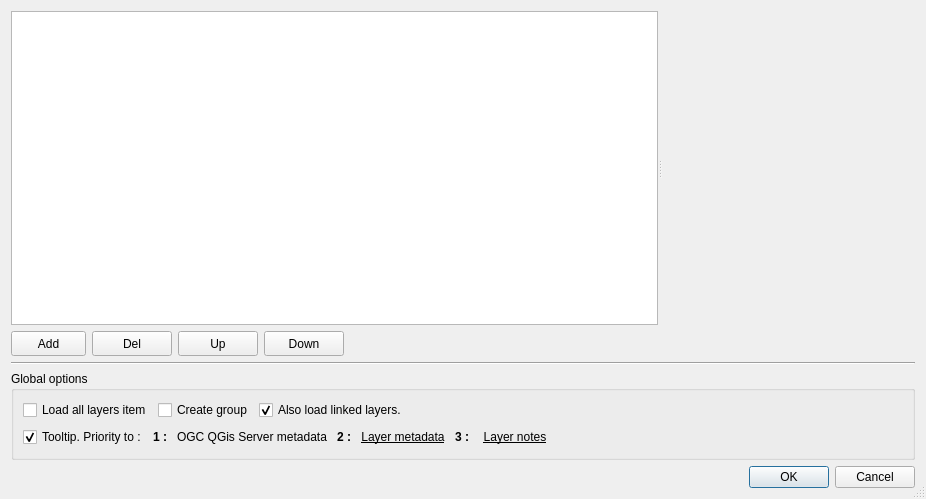
The window that menu_from_project/ui/conf_dialog.ui (aeag/MenuFromProject-Qgis-Plugin) describes before a commit, drawn with Qt 5.
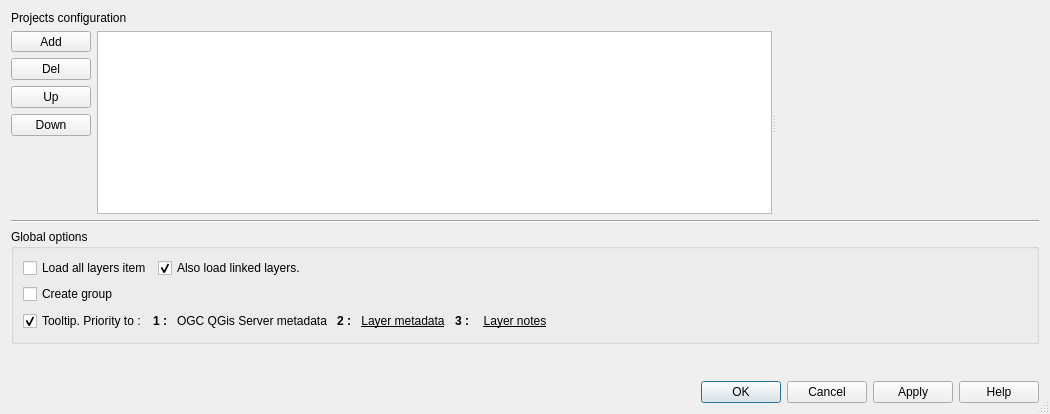
The same window after the commit. Icons and pictures are not drawn. Custom widgets are drawn as their Qt base class.

Commit message: update(ui): revamped configuration dialog following up the community workshop

Diff of the .ui file:
```diff
--- a/menu_from_project/ui/conf_dialog.ui
+++ b/menu_from_project/ui/conf_dialog.ui
@@ -9,8 +9,8 @@
    <rect>
     <x>0</x>
     <y>0</y>
-    <width>926</width>
-    <height>499</height>
+    <width>1050</width>
+    <height>414</height>
    </rect>
   </property>
   <property name="sizePolicy">
@@ -38,24 +38,115 @@
   <property name="modal">
    <bool>true</bool>
   </property>
-  <layout class="QGridLayout" name="gridLayout" rowstretch="1,0,0,0,0,0,0" columnstretch="0" rowminimumheight="0,0,0,0,0,0,0">
-   <item row="0" column="0">
-    <widget class="QSplitter" name="splitter">
+  <layout class="QGridLayout" name="gridLayout" rowstretch="1,0,0,0,0,0,0,0,0" columnstretch="0,0">
+   <item row="1" column="0">
+    <layout class="QGridLayout" name="gridLayout_2">
+     <property name="leftMargin">
+      <number>0</number>
+     </property>
+     <item row="5" column="0">
+      <spacer name="verticalSpacer">
+       <property name="orientation">
+        <enum>Qt::Vertical</enum>
+       </property>
+       <property name="sizeHint" stdset="0">
+        <size>
+         <width>20</width>
+         <height>40</height>
+        </size>
+       </property>
+      </spacer>
+     </item>
+     <item row="0" column="0">
+      <widget class="QToolButton" name="btnAdd">
+       <property name="sizePolicy">
+        <sizepolicy hsizetype="Minimum" vsizetype="Fixed">
+         <horstretch>0</horstretch>
+         <verstretch>0</verstretch>
+        </sizepolicy>
+       </property>
+       <property name="focusPolicy">
+        <enum>Qt::WheelFocus</enum>
+       </property>
+       <property name="toolTip">
+        <string>Add new project</string>
+       </property>
+       <property name="text">
+        <string>Add</string>
+       </property>
+       <property name="popupMode">
+        <enum>QToolButton::InstantPopup</enum>
+       </property>
+       <property name="arrowType">
+        <enum>Qt::NoArrow</enum>
+       </property>
+      </widget>
+     </item>
+     <item row="4" column="0">
+      <widget class="QPushButton" name="btnDown">
+       <property name="maximumSize">
+        <size>
+         <width>16777215</width>
+         <height>25</height>
+        </size>
+       </property>
+       <property name="toolTip">
+        <string>Move down selected project</string>
+       </property>
+       <property name="text">
+        <string>Down</string>
+       </property>
+      </widget>
+     </item>
+     <item row="3" column="0">
+      <widget class="QPushButton" name="btnUp">
+       <property name="maximumSize">
+        <size>
+         <width>16777215</width>
+         <height>25</height>
+        </size>
+       </property>
+       <property name="toolTip">
+        <string>Move up selected project</string>
+       </property>
+       <property name="text">
+        <string>Up</string>
+       </property>
+      </widget>
+     </item>
+     <item row="1" column="0">
+      <widget class="QPushButton" name="btnDelete">
+       <property name="toolTip">
+        <string>Delete selected</string>
+       </property>
+       <property name="text">
+        <string>Del</string>
+       </property>
+      </widget>
+     </item>
+    </layout>
+   </item>
+   <item row="0" column="0" colspan="2">
+    <widget class="QLabel" name="label_4">
+     <property name="text">
+      <string>Projects configuration</string>
+     </property>
+    </widget>
+   </item>
+   <item row="8" column="0" colspan="2">
+    <widget class="QDialogButtonBox" name="buttonBox">
      <property name="orientation">
       <enum>Qt::Horizontal</enum>
      </property>
-     <widget class="QTableView" name="projectTableView">
-      <property name="selectionMode">
-       <enum>QAbstractItemView::SingleSelection</enum>
-      </property>
-      <property name="selectionBehavior">
-       <enum>QAbstractItemView::SelectRows</enum>
-      </property>
-     </widget>
-     <widget class="ProjectWidget" name="projectWidget" native="true"/>
+     <property name="standardButtons">
+      <set>QDialogButtonBox::Apply|QDialogButtonBox::Cancel|QDialogButtonBox::Help|QDialogButtonBox::Ok</set>
+     </property>
+     <property name="centerButtons">
+      <bool>false</bool>
+     </property>
     </widget>
    </item>
-   <item row="3" column="0">
+   <item row="4" column="0" colspan="2">
     <widget class="QgsCollapsibleGroupBox" name="mGroupBox">
      <property name="title">
       <string>Global options</string>
@@ -64,7 +155,55 @@
       <bool>false</bool>
      </property>
      <layout class="QGridLayout" name="gridLayout_3">
+      <item row="0" column="1">
+       <widget class="QCheckBox" name="cbxOpenLinks">
+        <property name="toolTip">
+         <string>Opens with layer, layers linked by 'relations' or joins.</string>
+        </property>
+        <property name="text">
+         <string>Also load linked layers.</string>
+        </property>
+        <property name="checked">
+         <bool>true</bool>
+        </property>
+       </widget>
+      </item>
+      <item row="0" column="0">
+       <widget class="QCheckBox" name="cbxLoadAll">
+        <property name="sizePolicy">
+         <sizepolicy hsizetype="Fixed" vsizetype="Fixed">
+          <horstretch>0</horstretch>
+          <verstretch>0</verstretch>
+         </sizepolicy>
+        </property>
+        <property name="text">
+         <string>Load all layers item</string>
+        </property>
+        <property name="tristate">
+         <bool>false</bool>
+        </property>
+       </widget>
+      </item>
       <item row="1" column="0">
+       <widget class="QCheckBox" name="cbxCreateGroup">
+        <property name="sizePolicy">
+         <sizepolicy hsizetype="Fixed" vsizetype="Fixed">
+          <horstretch>0</horstretch>
+          <verstretch>0</verstretch>
+         </sizepolicy>
+        </property>
+        <property name="text">
+         <string>Create group</string>
+        </property>
+        <property name="checked">
+         <bool>false</bool>
+        </property>
+        <property name="tristate">
+         <bool>false</bool>
+        </property>
+       </widget>
+      </item>
+      <item row="2" column="0" colspan="2">
        <layout class="QHBoxLayout" name="horizontalLayout_5">
         <item>
          <widget class="QCheckBox" name="cbxShowTooltip">
@@ -185,186 +324,45 @@
         </item>
        </layout>
       </item>
-      <item row="0" column="0">
-       <layout class="QHBoxLayout" name="horizontalLayout_2">
-        <item>
-         <widget class="QCheckBox" name="cbxLoadAll">
-          <property name="sizePolicy">
-           <sizepolicy hsizetype="Fixed" vsizetype="Fixed">
-            <horstretch>0</horstretch>
-            <verstretch>0</verstretch>
-           </sizepolicy>
-          </property>
-          <property name="text">
-           <string>Load all layers item</string>
-          </property>
-          <property name="tristate">
-           <bool>false</bool>
-          </property>
-         </widget>
-        </item>
-        <item>
-         <widget class="QCheckBox" name="cbxCreateGroup">
-          <property name="sizePolicy">
-           <sizepolicy hsizetype="Fixed" vsizetype="Fixed">
-            <horstretch>0</horstretch>
-            <verstretch>0</verstretch>
-           </sizepolicy>
-          </property>
-          <property name="text">
-           <string>Create group</string>
-          </property>
-          <property name="checked">
-           <bool>false</bool>
-          </property>
-          <property name="tristate">
-           <bool>false</bool>
-          </property>
-         </widget>
-        </item>
-        <item>
-         <widget class="QCheckBox" name="cbxOpenLinks">
-          <property name="toolTip">
-           <string>Opens with layer, layers linked by 'relations' or joins.</string>
-          </property>
-          <property name="text">
-           <string>Also load linked layers.</string>
-          </property>
-          <property name="checked">
-           <bool>true</bool>
-          </property>
-         </widget>
-        </item>
-       </layout>
-      </item>
      </layout>
     </widget>
    </item>
-   <item row="1" column="0">
-    <layout class="QHBoxLayout" name="horizontalLayout" stretch="0,0,0,0,0">
-     <property name="spacing">
-      <number>6</number>
-     </property>
-     <property name="leftMargin">
-      <number>0</number>
-     </property>
-     <item>
-      <widget class="QToolButton" name="btnAdd">
-       <property name="minimumSize">
-        <size>
-         <width>75</width>
-         <height>25</height>
-        </size>
-       </property>
-       <property name="focusPolicy">
-        <enum>Qt::WheelFocus</enum>
-       </property>
-       <property name="toolTip">
-        <string>Add new project</string>
-       </property>
-       <property name="text">
-        <string>Add</string>
-       </property>
-       <property name="popupMode">
-        <enum>QToolButton::InstantPopup</enum>
-       </property>
-       <property name="arrowType">
-        <enum>Qt::NoArrow</enum>
-       </property>
-      </widget>
-     </item>
-     <item>
-      <widget class="QPushButton" name="btnDelete">
-       <property name="minimumSize">
-        <size>
-         <width>40</width>
-         <height>25</height>
-        </size>
-       </property>
-       <property name="toolTip">
-        <string>Delete selected</string>
-       </property>
-       <property name="text">
-        <string>Del</string>
-       </property>
-      </widget>
-     </item>
-     <item>
-      <widget class="QPushButton" name="btnUp">
-       <property name="minimumSize">
-        <size>
-         <width>50</width>
-         <height>25</height>
-        </size>
-       </property>
-       <property name="maximumSize">
-        <size>
-         <width>16777215</width>
-         <height>25</height>
-        </size>
-       </property>
-       <property name="toolTip">
-        <string>Move up selected project</string>
-       </property>
-       <property name="text">
-        <string>Up</string>
-       </property>
-      </widget>
-     </item>
-     <item>
-      <widget class="QPushButton" name="btnDown">
-       <property name="minimumSize">
-        <size>
-         <width>50</width>
-         <height>25</height>
-        </size>
-       </property>
-       <property name="maximumSize">
-        <size>
-         <width>16777215</width>
-         <height>25</height>
-        </size>
-       </property>
-       <property name="toolTip">
-        <string>Move down selected project</string>
-       </property>
-       <property name="text">
-        <string>Down</string>
-       </property>
-      </widget>
-     </item>
-     <item>
-      <spacer name="horizontalSpacer">
-       <property name="orientation">
-        <enum>Qt::Horizontal</enum>
-       </property>
-       <property name="sizeHint" stdset="0">
-        <size>
-         <width>40</width>
-         <height>20</height>
-        </size>
-       </property>
-      </spacer>
-     </item>
-    </layout>
-   </item>
-   <item row="6" column="0">
-    <widget class="QDialogButtonBox" name="buttonBox">
-     <property name="orientation">
-      <enum>Qt::Horizontal</enum>
-     </property>
-     <property name="standardButtons">
-      <set>QDialogButtonBox::Cancel|QDialogButtonBox::Ok</set>
-     </property>
-    </widget>
-   </item>
-   <item row="2" column="0">
+   <item row="3" column="0" colspan="2">
     <widget class="Line" name="line">
      <property name="orientation">
       <enum>Qt::Horizontal</enum>
      </property>
     </widget>
    </item>
+   <item row="1" column="1">
+    <widget class="QSplitter" name="splitter">
+     <property name="orientation">
+      <enum>Qt::Horizontal</enum>
+     </property>
+     <widget class="QTableView" name="projectTableView">
+      <property name="selectionMode">
+       <enum>QAbstractItemView::SingleSelection</enum>
+      </property>
+      <property name="selectionBehavior">
+       <enum>QAbstractItemView::SelectRows</enum>
+      </property>
+     </widget>
+     <widget class="ProjectWidget" name="projectWidget" native="true"/>
+    </widget>
+   </item>
+   <item row="7" column="0" colspan="2">
+    <spacer name="verticalSpacer_2">
+     <property name="orientation">
+      <enum>Qt::Vertical</enum>
+     </property>
+     <property name="sizeHint" stdset="0">
+      <size>
+       <width>20</width>
+       <height>40</height>
+      </size>
+     </property>
+    </spacer>
+   </item>
   </layout>
  </widget>
  <customwidgets>
```
Left out of the diff: 14 changed lines with no effect on the pictures. The commit also changes 1 other file.
